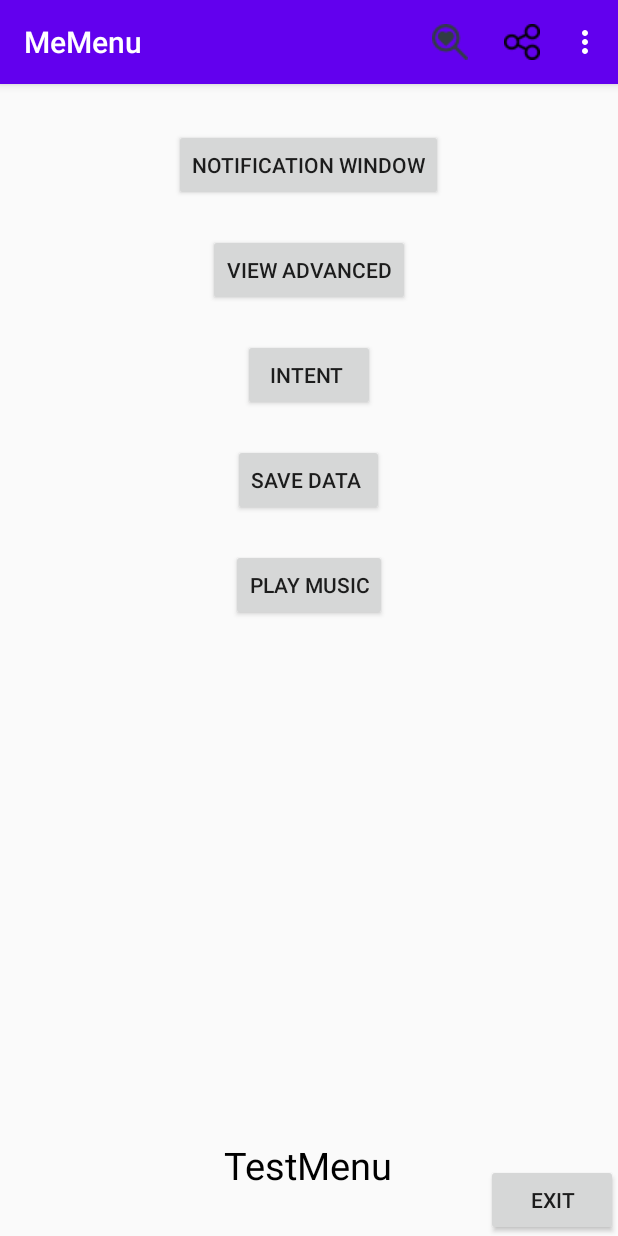
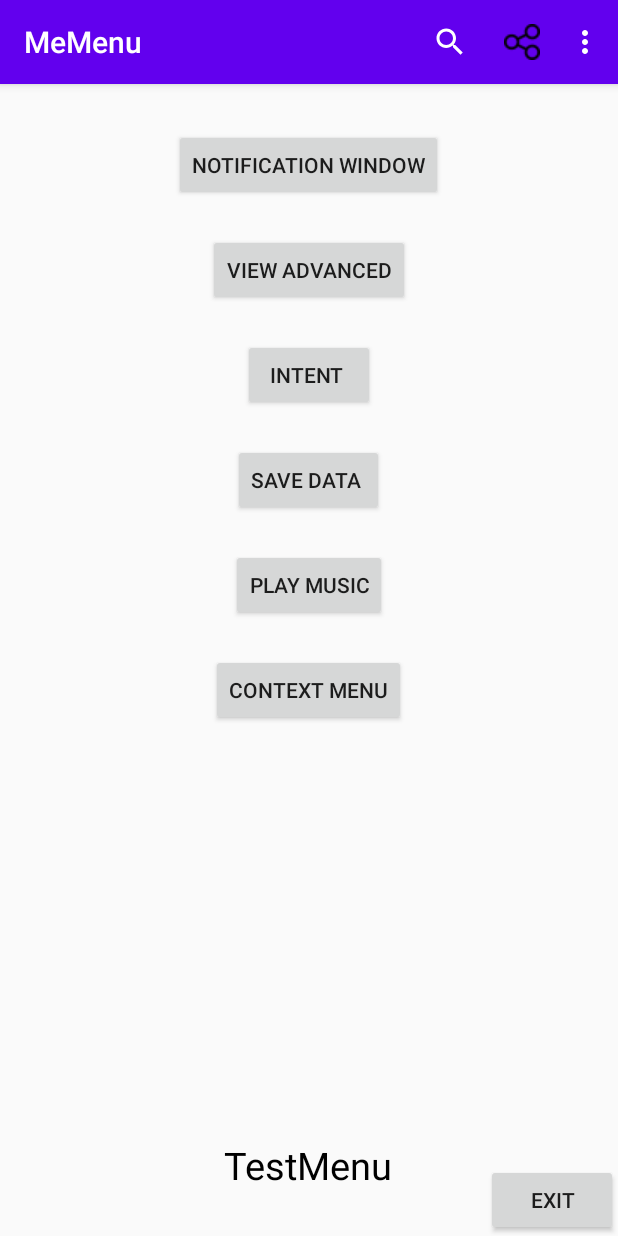
Before and after one commit to nguyenchien1912/AndroidKnowledge, an Android app: the screen it shows after launch (MainActivity), on a phone screen of 412 x 824 dp. Run offline under Robolectric (Android 15) with nearby library versions, the phone set to English and light mode, and no system bars; our stand-ins replace ButterKnife.

Commit message:
context menu

```diff
--- a/app/src/main/java/com/example/androidknowledge/MainActivity.java
+++ b/app/src/main/java/com/example/androidknowledge/MainActivity.java
@@ -2,16 +2,25 @@ package com.example.androidknowledge;
 
 import android.content.DialogInterface;
 import android.content.Intent;
+import android.graphics.Color;
+import android.view.ContextMenu;
 import android.view.Menu;
+import android.view.MenuInflater;
 import android.view.MenuItem;
 import android.view.View;
 import android.widget.Button;
+import android.widget.SearchView;
 import android.widget.TextView;
+import android.widget.Toast;
 
 import androidx.annotation.NonNull;
 import androidx.appcompat.app.ActionBar;
 import androidx.appcompat.app.AlertDialog;
+import androidx.core.view.MenuItemCompat;
+import androidx.recyclerview.widget.RecyclerView.Adapter;
 
+import com.example.androidknowledge.CustomListView.ProductAdapter;
+import com.example.androidknowledge.GridView.FlowerAdapter;
 import com.example.androidknowledge.Intent.IntentActivity;
 import com.example.androidknowledge.PlayMusic.PlayMusic;
 import com.example.androidknowledge.SaveData.InternalStorage;
@@ -40,6 +49,9 @@ public class MainActivity extends BaseActivity {
 
     @BindView(R.id.play_music)
     Button playmusic;
+
+    @BindView(R.id.context_menu)
+    Button context;
     @Override
     protected int getLayoutRes() {
         return R.layout.activity_main;
@@ -53,6 +65,7 @@ public class MainActivity extends BaseActivity {
         TestIntent();
         SaveData();
         playMusic();
+        contextMenu();
         Exit();
 
     }
@@ -114,16 +127,32 @@ public class MainActivity extends BaseActivity {
     @Override
     public boolean onCreateOptionsMenu(Menu menu) {
         getMenuInflater().inflate(R.menu.menu_main,menu);
+
+        MenuItem search = menu.findItem(R.id.search);
+        SearchView searchView = (SearchView) MenuItemCompat.getActionView(search);
+
+        searchView.setOnQueryTextListener(new SearchView.OnQueryTextListener() {
+            @Override
+            public boolean onQueryTextSubmit(String query) {
+                return false;
+            }
+
+            @Override
+            public boolean onQueryTextChange(String newText) {
+
+//                TODO: bắt các giá trị khi ta tìm kiếm
+                return false;
+            }
+        });
         return super.onCreateOptionsMenu(menu);
     }
 
     @Override
     public boolean onOptionsItemSelected(@NonNull MenuItem item) {
+
         switch (item.getItemId())
         {
-            case R.id.search :
-                testmenu.setText("test search");
-                break;
+
             case R.id.share :
                 testmenu.setText("test share");
                 break;
@@ -171,4 +200,38 @@ public class MainActivity extends BaseActivity {
         ActionBar actionBar = getSupportActionBar();
         actionBar.setTitle("MeMenu");
     }
+    private void contextMenu()
+    {
+        context.setOnClickListener(new View.OnClickListener() {
+            @Override
+            public void onClick(View v) {
+                Toast.makeText(MainActivity.this,"bạn hãy giữ lâu nút này",Toast.LENGTH_SHORT).show();
+            }
+        });
+        registerForContextMenu(context);
+
+    }
+
+
+    @Override
+    public void onCreateContextMenu(ContextMenu menu, View v, ContextMenu.ContextMenuInfo menuInfo) {
+        super.onCreateContextMenu(menu, v, menuInfo);
+        MenuInflater inflater = getMenuInflater();
+        inflater.inflate(R.menu.context_menu,menu);
+    }
+
+    @Override
+    public boolean onContextItemSelected(@NonNull MenuItem item) {
+
+        switch (item.getItemId())
+        {
+            case R.id.textcolorred:
+                context.setTextColor(Color.RED);
+                break;
+            case R.id.textcolorblue:
+                context.setTextColor(Color.BLUE);
+                break;
+        }
+        return super.onContextItemSelected(item);
+    }
 }
--- a/app/src/main/res/layout/activity_main.xml
+++ b/app/src/main/res/layout/activity_main.xml
@@ -74,5 +74,16 @@
         android:layout_width="wrap_content"
         android:layout_height="wrap_content"
         android:text="TestMenu" />
+    <Button
+        android:id="@+id/context_menu"
+        android:layout_centerHorizontal="true"
+        android:layout_width="wrap_content"
+        android:layout_height="wrap_content"
+        android:layout_alignParentTop="true"
+        android:layout_marginStart="65dp"
+        android:layout_marginLeft="100dp"
+        android:layout_marginTop="380dp"
+        android:text="context menu" />
+
 
 </RelativeLayout>
--- /dev/null
+++ b/app/src/main/res/menu/context_menu.xml
@@ -0,0 +1,14 @@
+<?xml version="1.0" encoding="utf-8"?>
+<menu xmlns:android="http://schemas.android.com/apk/res/android">
+    <item
+        android:id="@+id/textcolorred"
+        android:title="text color red">
+
+    </item>
+    <item
+        android:id="@+id/textcolorblue"
+        android:title="text color blue">
+
+    </item>
+
+</menu>
--- a/app/src/main/res/menu/menu_main.xml
+++ b/app/src/main/res/menu/menu_main.xml
@@ -5,7 +5,8 @@
         android:id="@+id/search"
         android:title="Search"
         android:icon="@drawable/search_icon"
-        app:showAsAction="always"/>
+        app:showAsAction="always"
+        app:actionViewClass="android.widget.SearchView" />
     <item
         android:id="@+id/share"
         android:title="Share"
```
